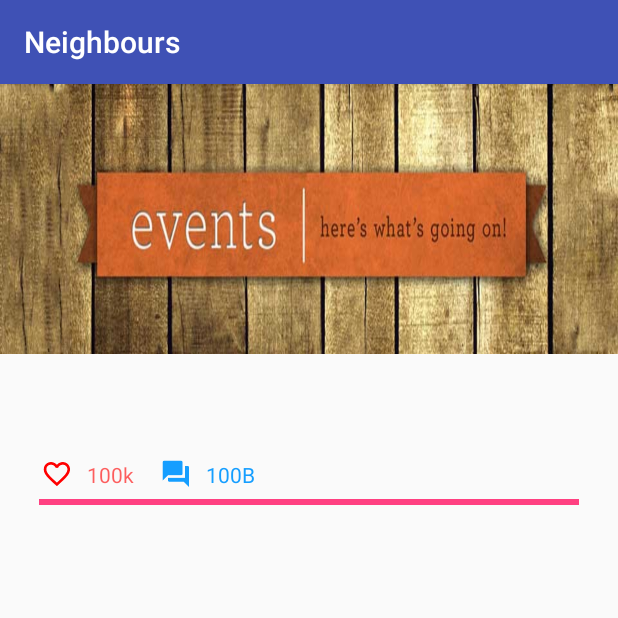
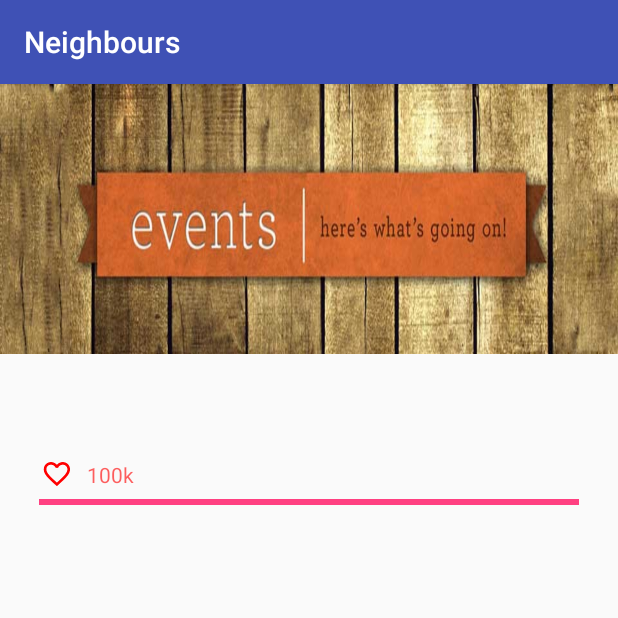
Before and after one commit to suyashmahar/Code.Fun.Do, an Android app: the EventDetail screen opened directly, with no data from a screen before it, on a phone screen of 412 x 824 dp, the top half of it. Run offline under Robolectric (Android 15) with nearby library versions, the light colour scheme and no system bars.

Commit message:
Remove comments feature

```diff
--- a/app/src/main/java/com/android/example/neighbours/EventDetail.java
+++ b/app/src/main/java/com/android/example/neighbours/EventDetail.java
@@ -18,7 +18,7 @@ public class EventDetail extends AppCompatActivity {
         eventDetailImage=(ImageView)findViewById(R.id.activity_event_detail_cover_image);
         eventDetailEventName=(TextView)findViewById(R.id.event_detail_name);
         eventDetailHearts=(TextView)findViewById(R.id.event_detail_hearts);
-        eventDetailComments=(TextView)findViewById(R.id.event_detail_comments_count);
+       // eventDetailComments=(TextView)findViewById(R.id.event_detail_comments_count);
         eventDetailTime=(TextView)findViewById(R.id.event_detail_rel_time);
         eventDetailDescription=(TextView)findViewById(R.id.event_detail_description);
 
@@ -35,7 +35,7 @@ public class EventDetail extends AppCompatActivity {
 
             eventDetailEventName.setText(eventName);
             eventDetailHearts.setText(eventHearts);
-            eventDetailComments.setText(eventComments);
+            //eventDetailComments.setText(eventComments);
             eventDetailTime.setText(eventTime);
             eventDetailDescription.setText(eventDescription);
 
--- a/app/src/main/res/layout/activity_event_detail.xml
+++ b/app/src/main/res/layout/activity_event_detail.xml
@@ -49,27 +49,7 @@
         android:layout_width="wrap_content"
         android:layout_height="wrap_content"
         />
-    <ImageView
-        android:id="@+id/event_detail_comment"
-        android:layout_width="24dp"
-        android:layout_height="24dp"
-        android:layout_toRightOf="@id/event_detail_hearts"
-        android:layout_marginLeft="16dp"
-        android:layout_marginBottom="2dp"
-        android:layout_marginTop="5dp"
-        android:src="@mipmap/ic_comments"
-        />
-    <TextView
-        android:id="@+id/event_detail_comments_count"
-        android:layout_toEndOf="@id/event_detail_comment"
-        android:layout_marginBottom="2dp"
-        android:layout_marginLeft="8dp"
-        android:layout_marginTop="8dp"
-        android:textColor="#159EFF"
-        android:text="100B"
-        android:layout_width="wrap_content"
-        android:layout_height="wrap_content"
-        />
+
             <ProgressBar
                 android:id="@+id/event_card_progress_bar"
                 android:layout_width="match_parent"
```
